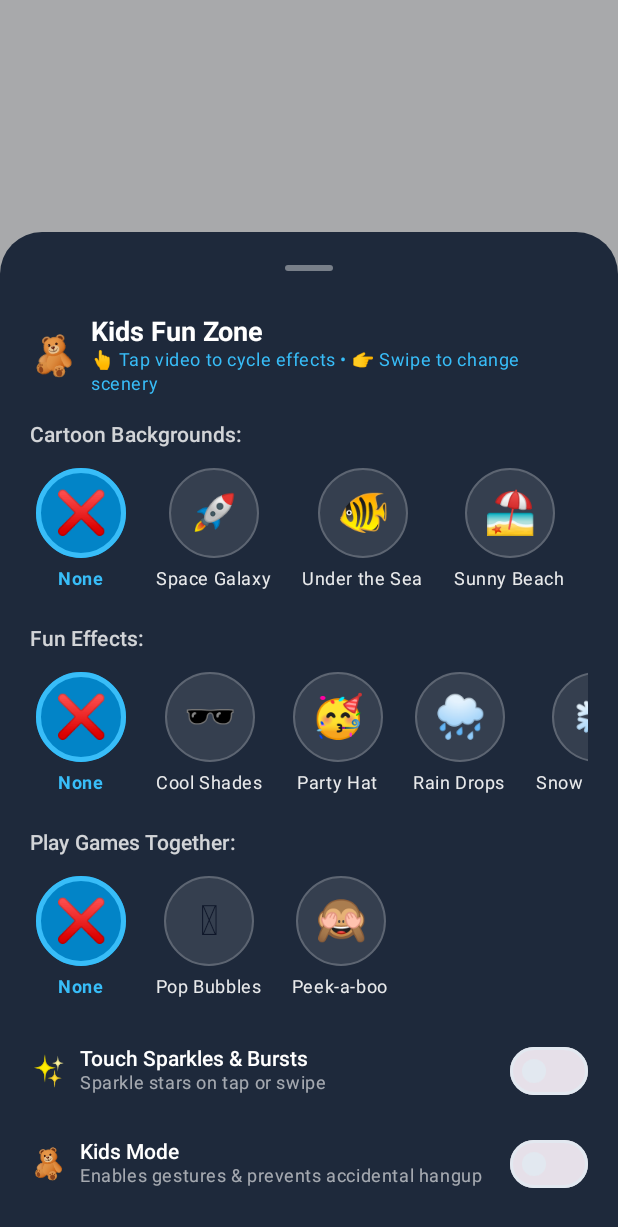
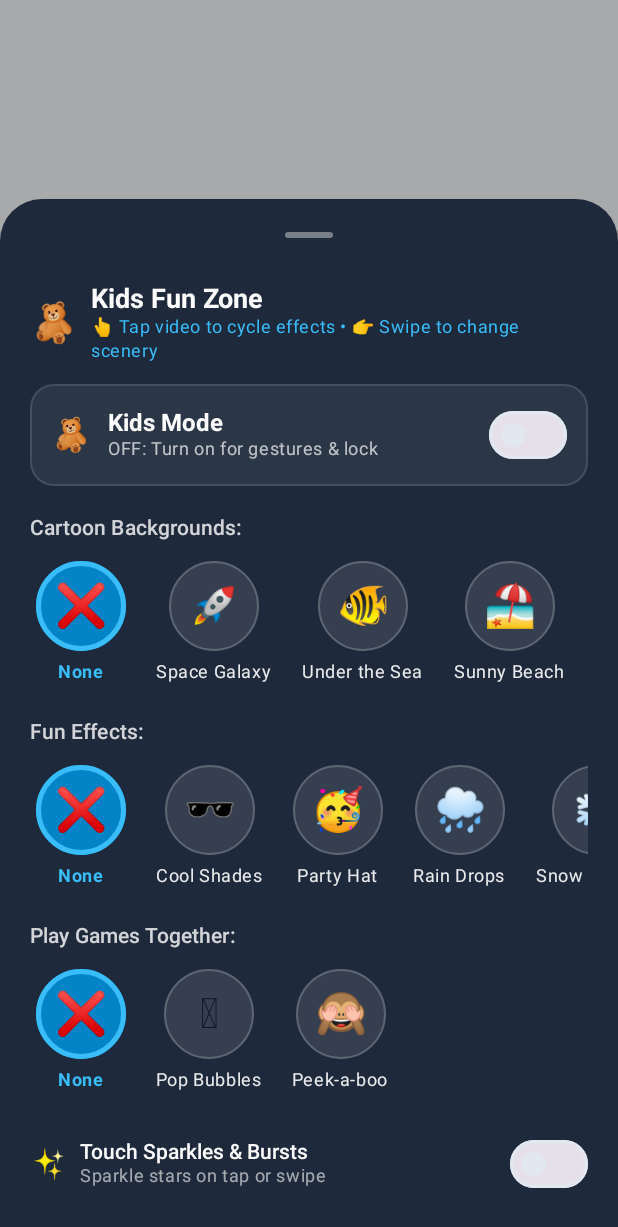
Before and after one commit to santosh898/video-calls, an Android app built with Jetpack Compose: the composable KidsModeBottomSheet shown on its own in the app's theme, after a tap on an icon or button, on a phone screen of 412 x 824 dp. Shown: the top 1227 px of the screen. Run offline under Robolectric (Android 15) with nearby library versions, the phone set to English and light mode, and no system bars; our stand-ins replace Firebase (no records; nobody signed in at launch, a user with empty details on screens opened directly); 1 statement that could not run was skipped.

Commit message:
v2.0.25: Move Kids Mode master toggle to top of kids features sheet

```diff
--- a/app/src/main/java/com/videocalls/app/ui/interactive/KidsModeBottomSheet.kt
+++ b/app/src/main/java/com/videocalls/app/ui/interactive/KidsModeBottomSheet.kt
@@ -65,7 +65,57 @@ fun KidsModeBottomSheet(
                 }
             }
 
-            Spacer(modifier = Modifier.height(16.dp))
+            Spacer(modifier = Modifier.height(14.dp))
+
+            // Master Kids Mode Toggle (Prominently placed at TOP above everything)
+            Surface(
+                shape = RoundedCornerShape(16.dp),
+                color = if (isKidsFeaturesActive) Color(0xFFF59E0B).copy(alpha = 0.15f) else Color.White.copy(alpha = 0.06f),
+                border = androidx.compose.foundation.BorderStroke(
+                    1.dp,
+                    if (isKidsFeaturesActive) Color(0xFFF59E0B).copy(alpha = 0.5f) else Color.White.copy(alpha = 0.12f)
+                ),
+                modifier = Modifier.fillMaxWidth()
+            ) {
+                Row(
+                    modifier = Modifier
+                        .fillMaxWidth()
+                        .padding(horizontal = 14.dp, vertical = 10.dp),
+                    horizontalArrangement = Arrangement.SpaceBetween,
+                    verticalAlignment = Alignment.CenterVertically
+                ) {
+                    Row(
+                        verticalAlignment = Alignment.CenterVertically,
+                        modifier = Modifier.weight(1f)
+                    ) {
+                        Text(text = "🧸", fontSize = 22.sp)
+                        Spacer(modifier = Modifier.width(10.dp))
+                        Column {
+                            Text(
+                                text = "Kids Mode",
+                                style = MaterialTheme.typography.bodyLarge,
+                                fontWeight = FontWeight.Bold,
+                                color = if (isKidsFeaturesActive) Color(0xFFFBBF24) else Color.White
+                            )
+                            Text(
+                                text = if (isKidsFeaturesActive) "ON: Gestures active • Hangup protected" else "OFF: Turn on for gestures & lock",
+                                style = MaterialTheme.typography.bodySmall,
+                                color = Color.White.copy(alpha = 0.7f)
+                            )
+                        }
+                    }
+                    Switch(
+                        checked = isKidsFeaturesActive,
+                        onCheckedChange = onKidsFeaturesToggled,
+                        colors = SwitchDefaults.colors(
+                            checkedThumbColor = Color.White,
+                            checkedTrackColor = Color(0xFFF59E0B)
+                        )
+                    )
+                }
+            }
+
+            Spacer(modifier = Modifier.height(18.dp))
 
             // 1. Cartoon Backgrounds
             Text(
@@ -178,40 +228,6 @@ fun KidsModeBottomSheet(
                 )
             }
 
-            Spacer(modifier = Modifier.height(14.dp))
-
-            Row(
-                modifier = Modifier.fillMaxWidth(),
-                horizontalArrangement = Arrangement.SpaceBetween,
-                verticalAlignment = Alignment.CenterVertically
-            ) {
-                Row(verticalAlignment = Alignment.CenterVertically) {
-                    Text(text = "🧸", fontSize = 20.sp)
-                    Spacer(modifier = Modifier.width(8.dp))
-                    Column {
-                        Text(
-                            text = "Kids Mode",
-                            style = MaterialTheme.typography.bodyMedium,
-                            fontWeight = FontWeight.SemiBold,
-                            color = Color.White
-                        )
-                        Text(
-                            text = "Enables gestures & prevents accidental hangup",
-                            style = MaterialTheme.typography.bodySmall,
-                            color = Color.White.copy(alpha = 0.6f)
-                        )
-                    }
-                }
-                Switch(
-                    checked = isKidsFeaturesActive,
-                    onCheckedChange = onKidsFeaturesToggled,
-                    colors = SwitchDefaults.colors(
-                        checkedThumbColor = Color.White,
-                        checkedTrackColor = Color(0xFFF59E0B)
-                    )
-                )
-            }
-
             Spacer(modifier = Modifier.height(16.dp))
         }
     }
```
Also changed, not shown: 1 other file.
